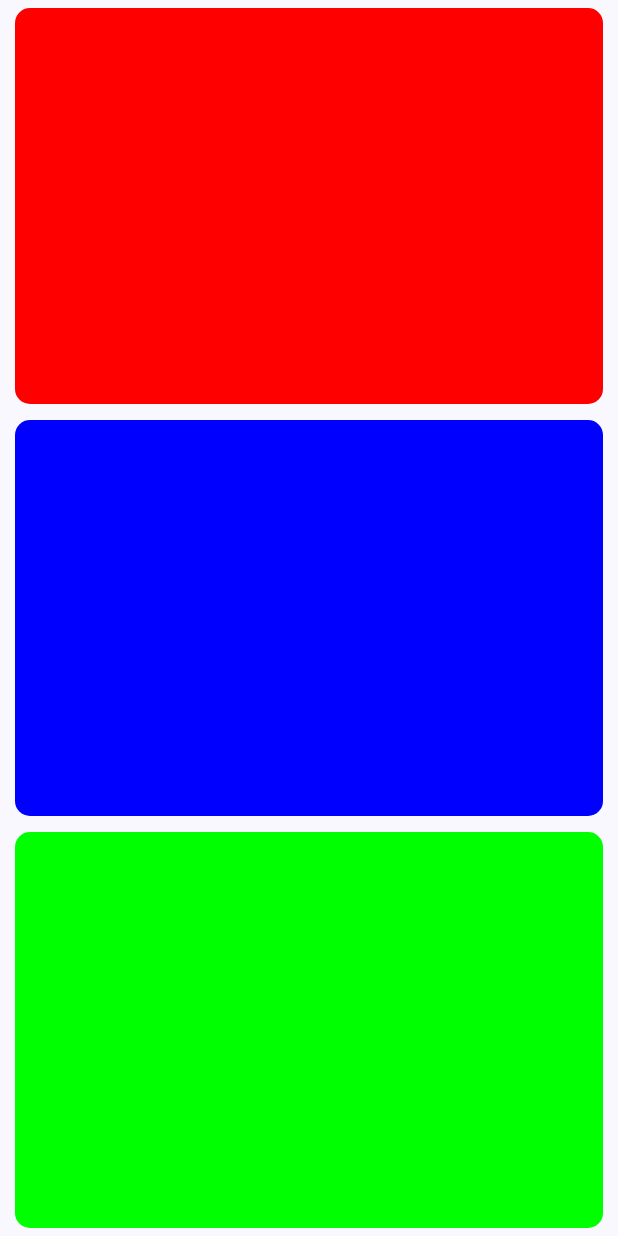
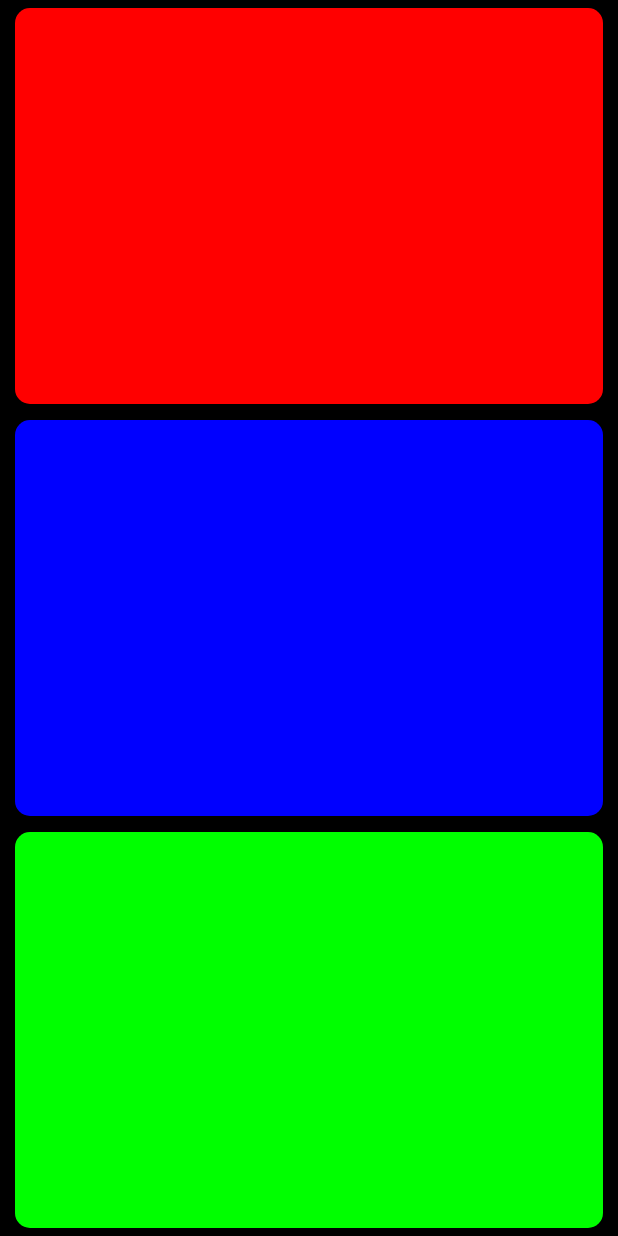
Before and after one commit to alexis-pigeon-accedo/LuxaforCompanion2, an Android app built with Jetpack Compose: the screen it shows after launch (MainActivity), on a phone screen of 412 x 824 dp. Run offline under Robolectric (Android 15) with nearby library versions, the phone set to English and light mode, and no system bars; libraries missing offline, so code that uses them is left out: io.github.rybalkinsd.kohttp.

Commit message:
Welcome to the dark side...

```diff
--- a/app/src/main/java/cat/pigeon/luxaforcompanion2/MainActivity.kt
+++ b/app/src/main/java/cat/pigeon/luxaforcompanion2/MainActivity.kt
@@ -3,6 +3,7 @@ package cat.pigeon.luxaforcompanion2
 import android.os.Bundle
 import androidx.activity.ComponentActivity
 import androidx.activity.compose.setContent
+import androidx.compose.foundation.background
 import androidx.compose.foundation.layout.Column
 import androidx.compose.foundation.layout.fillMaxSize
 import androidx.compose.foundation.layout.fillMaxWidth
@@ -43,7 +44,7 @@ fun LuxaforButtons() {
     val utils = LuxaforUtils()
 
     Column(
-        modifier = Modifier.fillMaxWidth()
+        modifier = Modifier.fillMaxWidth().background(Color.Black)
     ) {
         LuxaforButton(utils, LuxaforUtils.Color.RED, Color.Red)
         LuxaforButton(utils, LuxaforUtils.Color.BLUE, Color.Blue)
--- a/app/src/main/java/cat/pigeon/luxaforcompanion2/ui/theme/Theme.kt
+++ b/app/src/main/java/cat/pigeon/luxaforcompanion2/ui/theme/Theme.kt
@@ -10,21 +10,22 @@ import androidx.compose.material3.dynamicLightColorScheme
 import androidx.compose.material3.lightColorScheme
 import androidx.compose.runtime.Composable
 import androidx.compose.runtime.SideEffect
+import androidx.compose.ui.graphics.Color
 import androidx.compose.ui.graphics.toArgb
 import androidx.compose.ui.platform.LocalContext
 import androidx.compose.ui.platform.LocalView
 import androidx.core.view.WindowCompat
 
 private val DarkColorScheme = darkColorScheme(
-    primary = Purple80,
-    secondary = PurpleGrey80,
-    tertiary = Pink80
+    primary = Color.Black,
+    secondary = Color.Black,
+    tertiary = Color.Black
 )
 
 private val LightColorScheme = lightColorScheme(
-    primary = Purple40,
-    secondary = PurpleGrey40,
-    tertiary = Pink40
+    primary = Color.Black,
+    secondary = Color.Black,
+    tertiary = Color.Black
 
     /* Other default colors to override
     background = Color(0xFFFFFBFE),
@@ -58,6 +59,7 @@ fun LuxaforCompanion2Theme(
         SideEffect {
             val window = (view.context as Activity).window
             window.statusBarColor = colorScheme.primary.toArgb()
+            window.navigationBarColor = colorScheme.primary.toArgb()
             WindowCompat.getInsetsController(window, view).isAppearanceLightStatusBars = darkTheme
         }
     }
```
